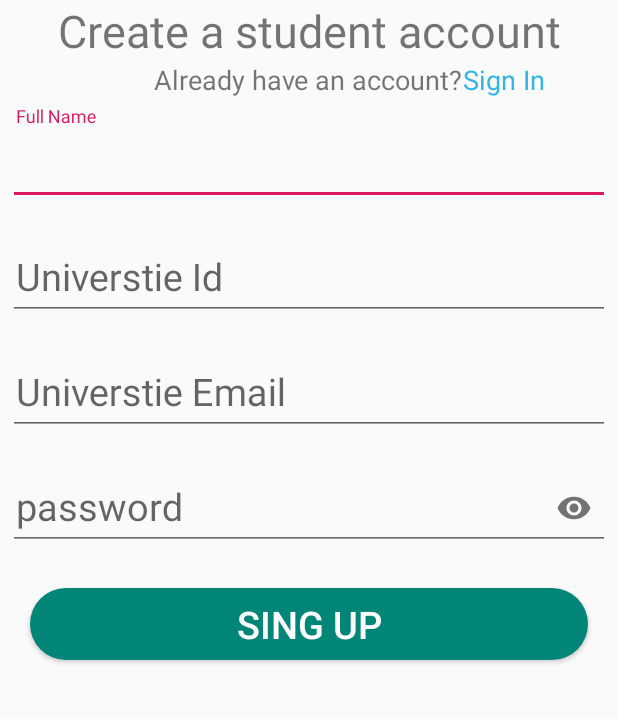
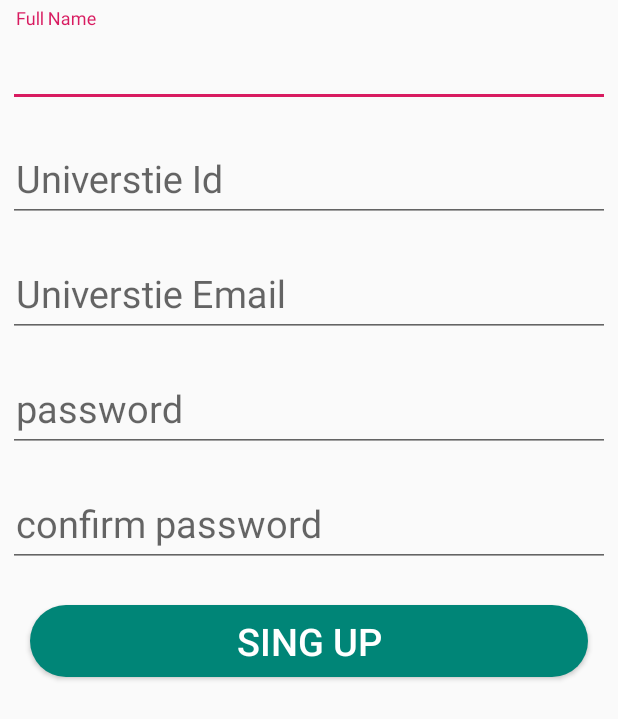
Before and after one commit to elmorshdi/attendanceSystem, an Android app: the fragment studentFragment shown on its own in the app's theme, on a phone screen of 412 x 824 dp. Shown: the top 719 px of the screen. Run offline under Robolectric (Android 15) with nearby library versions, the phone set to English and light mode, and no system bars; our stand-ins replace Firebase (no records; nobody signed in at launch, a user with empty details on screens opened directly).

Commit message:
commit student sign up

```diff
--- a/app/build.gradle
+++ b/app/build.gradle
@@ -32,6 +32,7 @@ dependencies {
     androidTestImplementation 'androidx.test.ext:junit:1.1.1'
     androidTestImplementation 'androidx.test.espresso:espresso-core:3.2.0'
 
+    implementation 'com.google.android.gms:play-services-auth:17.0.0'
     implementation 'com.google.firebase:firebase-analytics:17.2.2'
     implementation 'com.google.firebase:firebase-auth:19.2.0'
     implementation 'com.google.firebase:firebase-firestore:21.4.0'
--- a/app/src/main/java/com/attendance/system/student.java
+++ b/app/src/main/java/com/attendance/system/student.java
@@ -6,12 +6,11 @@ class student {
   private   String name , email,id ,password;
   private ArrayList<subject>subjects=new ArrayList<>();
 
-    public student(String name, String email, String id, String password, ArrayList<subject> subjects) {
+    public student(String name, String email, String id, String password) {
         this.name = name;
         this.email = email;
         this.id = id;
         this.password = password;
-        this.subjects = subjects;
     }
 
     public String getPassword() {
--- a/app/src/main/java/com/attendance/system/studentFragment.java
+++ b/app/src/main/java/com/attendance/system/studentFragment.java
@@ -3,34 +3,129 @@ package com.attendance.system;
 
 import android.content.Intent;
 import android.os.Bundle;
-
-import androidx.fragment.app.Fragment;
-
+import android.util.Log;
 import android.view.LayoutInflater;
 import android.view.View;
 import android.view.ViewGroup;
+import android.widget.Button;
+import android.widget.EditText;
+import android.widget.Toast;
+
+import androidx.annotation.NonNull;
+import androidx.annotation.Nullable;
+import androidx.fragment.app.Fragment;
+
+import com.google.android.gms.tasks.OnCompleteListener;
+import com.google.android.gms.tasks.Task;
+import com.google.firebase.auth.AuthResult;
+import com.google.firebase.auth.FirebaseAuth;
+import com.google.firebase.database.DatabaseReference;
+import com.google.firebase.database.FirebaseDatabase;
+
+import java.util.Objects;
 
 
 /**
  * A simple {@link Fragment} subclass.
  */
 public class studentFragment extends Fragment {
-
+   private Button Button;
+   private EditText email, password, confirm_password,fullname,id;
+   private String emailtext, passwordtext, confirm_passwordtext ,idtxt,fnametxt;
+   private  FirebaseAuth mAuth;
+   private DatabaseReference mDatabase;
 
     public studentFragment() {
         // Required empty public constructor
     }
 
+    @Override
+    public void onCreate(@Nullable Bundle savedInstanceState) {
+        super.onCreate(savedInstanceState);
+
+
+    }
 
     @Override
     public View onCreateView(LayoutInflater inflater, ViewGroup container,
                              Bundle savedInstanceState) {
-        // Inflate the layout for this fragment
-        return inflater.inflate(R.layout.fragment_student, container, false);
+
+        View view = inflater.inflate(R.layout.fragment_student, container, false);
+        mDatabase = FirebaseDatabase.getInstance().getReference();
+        mAuth = FirebaseAuth.getInstance();
+        Button=view.findViewById(R.id.ssingup);
+        email = view.findViewById(R.id.email);
+        password = view.findViewById(R.id.password);
+        confirm_password = view.findViewById(R.id.confirm_password);
+        id=view.findViewById(R.id.id);
+        fullname=view.findViewById(R.id.fullname);
+
+        Button.setOnClickListener(new View.OnClickListener() {
+            @Override
+            public void onClick(View view) {
+                fnametxt=fullname.getText().toString();
+                idtxt=id.getText().toString();
+                emailtext = email.getText().toString();
+                passwordtext = password.getText().toString();
+                confirm_passwordtext = confirm_password.getText().toString();
+
+                if (fnametxt.isEmpty() || fnametxt.equals(" ")) {
+                    fullname.setError("enter your name");
+                }
+                else if (idtxt.isEmpty() || idtxt.equals(" ")) {
+                    id.setError("enter id");
+                }
+
+                else if (emailtext.isEmpty() || emailtext.equals(" ")) {
+                    email.setError("enter email");
+                }
+                else if (passwordtext.isEmpty() || passwordtext.equals(" ")) {
+                    password.setError("enter passward");
+                }
+                else if (passwordtext.length() < 8) {
+                    password.setError("lengh mast be 8 or greater");
+
+                }
+
+                else if (confirm_passwordtext.isEmpty() || confirm_passwordtext.equals(" ") || !confirm_passwordtext.equals(passwordtext)) {
+                    confirm_password.setError("password not match");
+                }
+               else {
+
+                    student student=new student(fnametxt,emailtext,idtxt,passwordtext);
+                    mDatabase.child("student").child(student.getId()).setValue(student);
+
+                    mAuth.createUserWithEmailAndPassword(emailtext, passwordtext)
+                            .addOnCompleteListener(Objects.requireNonNull(getActivity()), new OnCompleteListener<AuthResult>() {
+                                @Override
+                                public void onComplete(@NonNull Task<AuthResult> task) {
+                                    String tag="";
+                                    if (task.isSuccessful()) {
+                                        // Sign in success, update UI with the signed-in user's information
+                                        Log.d(tag, "createUserWithEmail:success");
+                                        Intent intent = new Intent(getActivity(), HomeActivity.class);
+                                        startActivity(intent);
+                                        getActivity().finish();
+                                    } else {
+                                        // If sign in fails, display a message to the user.
+                                        Log.w(tag, "createUserWithEmail:failure", task.getException());
+                                        Toast.makeText(getActivity(), "Authentication failed.", Toast.LENGTH_SHORT).show();
+
+                                    }
+
+                                }
+                            });
+
+                }
+            }
+        });
+
+
+
+        return view;
     }
-    public void go_signin(View view) {
-        Intent intent = new Intent(getActivity(), MainActivity.class);
-        startActivity(intent);
 
-    }
+
+
+
 }
--- a/app/src/main/res/layout/fragment_student.xml
+++ b/app/src/main/res/layout/fragment_student.xml
@@ -7,33 +7,7 @@
     android:orientation="vertical"
     tools:context=".studentFragment">
 
-    <TextView
-        android:layout_width="match_parent"
-        android:layout_height="wrap_content"
-        android:text="Create a student account"
-        android:textSize="30sp"
-        android:gravity="center_horizontal"/>
-    <RelativeLayout
-        android:layout_width="match_parent"
-        android:layout_height="wrap_content">
-        <TextView
-            android:id="@+id/text1"
-            android:layout_width="wrap_content"
-            android:layout_height="wrap_content"
-            android:text="Already have an account?"
-            android:textSize="18sp"
-            android:layout_centerInParent="true"/>
-        <TextView
-            android:layout_width="wrap_content"
-            android:layout_height="wrap_content"
-            android:text="Sign In"
-            android:clickable="true"
-            android:onClick="go_signin"
-            android:textColor="@android:color/holo_blue_light"
-            android:layout_toEndOf="@id/text1"
-            android:textSize="18sp"
-            android:focusable="true" />
-    </RelativeLayout>
+
 
 
 
@@ -101,7 +75,6 @@
 
     <com.google.android.material.textfield.TextInputLayout
         android:id="@+id/password_text_input_layout"
-        app:passwordToggleEnabled="true"
         android:layout_margin="5dp"
         android:layout_width="match_parent"
         android:layout_height="wrap_content">
@@ -117,11 +90,29 @@
             android:inputType="textPassword"
             android:textSize="25sp" />
     </com.google.android.material.textfield.TextInputLayout>
+    <com.google.android.material.textfield.TextInputLayout
+        android:id="@+id/confirm_password_text_input_layout"
+        android:layout_margin="5dp"
+        android:layout_width="match_parent"
+        android:layout_height="wrap_content">
+
+        <EditText
+            android:id="@+id/confirm_password"
+            android:layout_width="fill_parent"
+            android:layout_height="wrap_content"
+            android:hint="confirm password"
+            android:paddingStart="5dp"
+            android:paddingEnd="5dp"
+            android:importantForAutofill="no"
+            android:inputType="textPassword"
+            android:textSize="25sp" />
+    </com.google.android.material.textfield.TextInputLayout>
 
     <Button
         android:layout_width="match_parent"
         android:layout_height="wrap_content"
         android:layout_margin="20dp"
+        android:id="@+id/ssingup"
         android:textColor="@android:color/white"
         android:background="@drawable/bu2"
         android:gravity="center"
```
Also changed, not shown: 1 other file.
